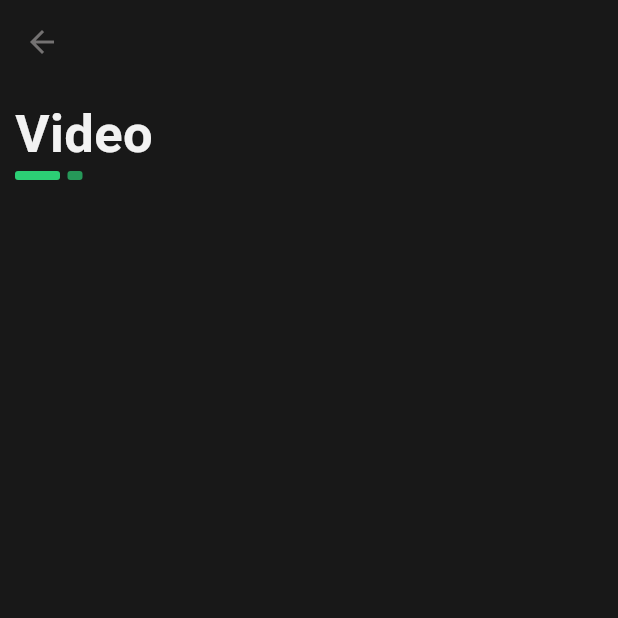
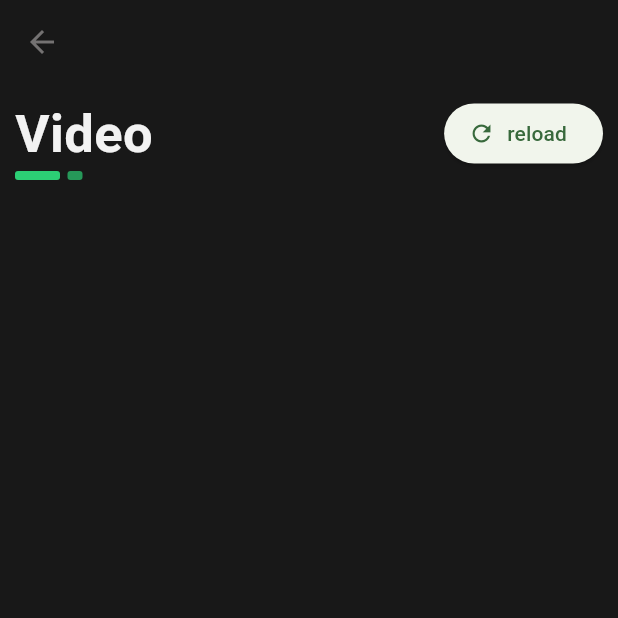
Before and after one commit to Leta-D/omni_codec, a Flutter app: the VideoPage screen opened directly, on a phone screen of 412 x 824 dp, the top half of it. Run offline on Flutter 3.47's test engine with Material 3 defaults, Android fonts, the phone set to English and light mode, and no system bars; our stand-ins replace bloc, equatable, flutter_bloc, on_audio_query, permission_handler; missing offline and left inert: photo_manager.

Commit message:
some improvements

```diff
--- a/lib/logic/fetch_from_device/fetch_from_device_cubit.dart
+++ b/lib/logic/fetch_from_device/fetch_from_device_cubit.dart
@@ -2,18 +2,22 @@ import 'package:bloc/bloc.dart';
 import 'package:omni_codec_player/data/logic/fetch_file_from_device.dart';
 import 'package:omni_codec_player/logic/fetch_from_device/fetch_from_device_state.dart';
 
-class MediaCubit extends Cubit<FetchFromDeviceState> {
-  MediaCubit() : super(FetchFromDeviceState());
+class FetchFromDeviceCubit extends Cubit<FetchFromDeviceState> {
+  FetchFromDeviceCubit() : super(FileFetchingInitial());
 
   Future<void> fetchAllMedia() async {
-    emit(FetchFromDeviceState(loading: true));
+    try {
+      emit(FileFetchingLoading());
 
-    // await Permission.audio.request();
-    // await Permission.videos.request();
+      // await Permission.audio.request();
+      // await Permission.videos.request();
 
-    final songs = await FetchFileFromDevice.fetchAllAudio();
-    final videos = await FetchFileFromDevice.fetchAllVideos();
+      final songs = await FetchFileFromDevice.fetchAllAudio();
+      final videos = await FetchFileFromDevice.fetchAllVideos();
 
-    emit(FetchFromDeviceState(audios: songs, videos: videos, loading: false));
+      emit(FileFetchingLoaded(audios: songs, videos: videos));
+    } catch (e) {
+      emit(FileFetchingError(e.toString()));
+    }
   }
 }
--- a/lib/logic/fetch_from_device/fetch_from_device_state.dart
+++ b/lib/logic/fetch_from_device/fetch_from_device_state.dart
@@ -1,15 +1,22 @@
 import 'dart:io';
 
 import 'package:on_audio_query/on_audio_query.dart';
+import 'package:photo_manager/photo_manager.dart';
 
-class FetchFromDeviceState {
+abstract class FetchFromDeviceState {}
+
+class FileFetchingInitial extends FetchFromDeviceState {}
+
+class FileFetchingLoading extends FetchFromDeviceState {}
+
+class FileFetchingLoaded extends FetchFromDeviceState {
   final List<SongModel> audios;
-  final List<FileSystemEntity> videos;
-  final bool loading;
+  final List<AssetEntity> videos;
 
-  FetchFromDeviceState({
-    this.audios = const [],
-    this.videos = const [],
-    this.loading = false,
-  });
+  FileFetchingLoaded({this.audios = const [], this.videos = const []});
 }
+
+class FileFetchingError extends FetchFromDeviceState {
+  final String message;
+  FileFetchingError(this.message);
+}
--- a/lib/main.dart
+++ b/lib/main.dart
@@ -6,6 +6,7 @@
 import 'package:omni_codec_player/routes/app_routes.dart';
 
 void main() {
+  WidgetsFlutterBinding.ensureInitialized();
   runApp(const MyApp());
 }
 
@@ -18,7 +19,7 @@
     return MultiBlocProvider(
       providers: [
         BlocProvider(create: (context) => DevicePermissionCubit()),
-        BlocProvider(create: (context) => MediaCubit()),
+        BlocProvider(create: (context) => FetchFromDeviceCubit()),
       ],
       child: MaterialApp(
         title: 'Omni Codec',
--- a/lib/pages/more_page.dart
+++ b/lib/pages/more_page.dart
@@ -16,6 +16,11 @@ class MorePage extends StatelessWidget {
       "label": "Most Played",
       "icon": Icons.star_border_purple500_rounded,
       "target": "/mostAndFavorite",
+    },
+    {
+      "label": "Video To Audio Converter",
+      "icon": Icons.published_with_changes,
+      "target": "/settings",
     },
     {
       "label": "Network / Stream",
--- a/lib/pages/video_page.dart
+++ b/lib/pages/video_page.dart
@@ -1,9 +1,17 @@
+import 'dart:typed_data';
+
+import 'package:flutter/cupertino.dart';
 import 'package:flutter/material.dart';
+import 'package:flutter_bloc/flutter_bloc.dart';
 import 'package:omni_codec_player/constants/app_colors.dart';
+import 'package:omni_codec_player/logic/fetch_from_device/fetch_from_device_cubit.dart';
+import 'package:omni_codec_player/logic/fetch_from_device/fetch_from_device_state.dart';
+import 'package:photo_manager/photo_manager.dart';
 
 class VideoPage extends StatelessWidget {
   @override
   Widget build(BuildContext context) {
+    Size screenSize = MediaQuery.sizeOf(context);
     return Scaffold(
       appBar: AppBar(backgroundColor: appBlack(1), foregroundColor: appGrey(1)),
       backgroundColor: appBlack(1),
@@ -12,6 +20,9 @@ class VideoPage extends StatelessWidget {
         child: Column(
           crossAxisAlignment: CrossAxisAlignment.start,
           children: [
+            Row(
+              mainAxisAlignment: MainAxisAlignment.spaceBetween,
+              children: [
                 Text(
                   "Video",
                   style: TextStyle(
@@ -19,6 +30,50 @@ class VideoPage extends StatelessWidget {
                     fontSize: 35,
                     fontWeight: FontWeight.bold,
                   ),
+                ),
+                BlocBuilder<FetchFromDeviceCubit, FetchFromDeviceState>(
+                  builder: (context, state) {
+                    return ElevatedButton.icon(
+                      onPressed: () {
+                        (state is FileFetchingLoading)
+                            ? ScaffoldMessenger.of(context).showSnackBar(
+                                SnackBar(
+                                  content: const Text(
+                                    'Wait video files are still loading!',
+                                    style: TextStyle(
+                                      fontSize: 18,
+                                      color: Colors.redAccent,
+                                    ),
+                                  ),
+                                  backgroundColor: appGreen(0.3),
+                                  behavior: SnackBarBehavior.floating,
+                                  margin: const EdgeInsets.only(
+                                    top: 20,
+                                    left: 10,
+                                    right: 10,
+                                  ),
+                                  dismissDirection: DismissDirection.up,
+                                  duration: const Duration(seconds: 2),
+                                ),
+                              )
+                            : BlocProvider.of<FetchFromDeviceCubit>(
+                                context,
+                              ).fetchAllMedia();
+                      },
+                      icon: (state is FileFetchingLoading)
+                          ? SizedBox(
+                              height: 15,
+                              width: 15,
+                              child: CircularProgressIndicator(),
+                            )
+                          : Icon(Icons.refresh_sharp),
+                      label: (state is FileFetchingLoading)
+                          ? Text("reloading...")
+                          : Text("reload"),
+                    );
+                  },
+                ),
+              ],
             ),
             Row(
               spacing: 5,
@@ -42,7 +97,6 @@ class VideoPage extends StatelessWidget {
               ],
             ),
             SizedBox(height: 30),
-            SizedBox(height: 660, child: ListView(children: [])),
           ],
         ),
       ),
--- a/pubspec.yaml
+++ b/pubspec.yaml
@@ -39,6 +39,7 @@ dependencies:
   equatable: ^2.0.7
   on_audio_query: ^2.9.0
   flutter_bloc: ^9.1.1
+  photo_manager: ^3.7.1
 
 # on_audio_query_android:
 #   path: plugins/on_audio_query_android
```
Also changed, not shown: lib/data/logic/fetch_file_from_device.dart (+18 -28 lines), lib/pages/audio_page.dart (+10 -1 lines), pubspec.lock, 2 other files. Lines whose indentation alone changed are shown as unchanged.
